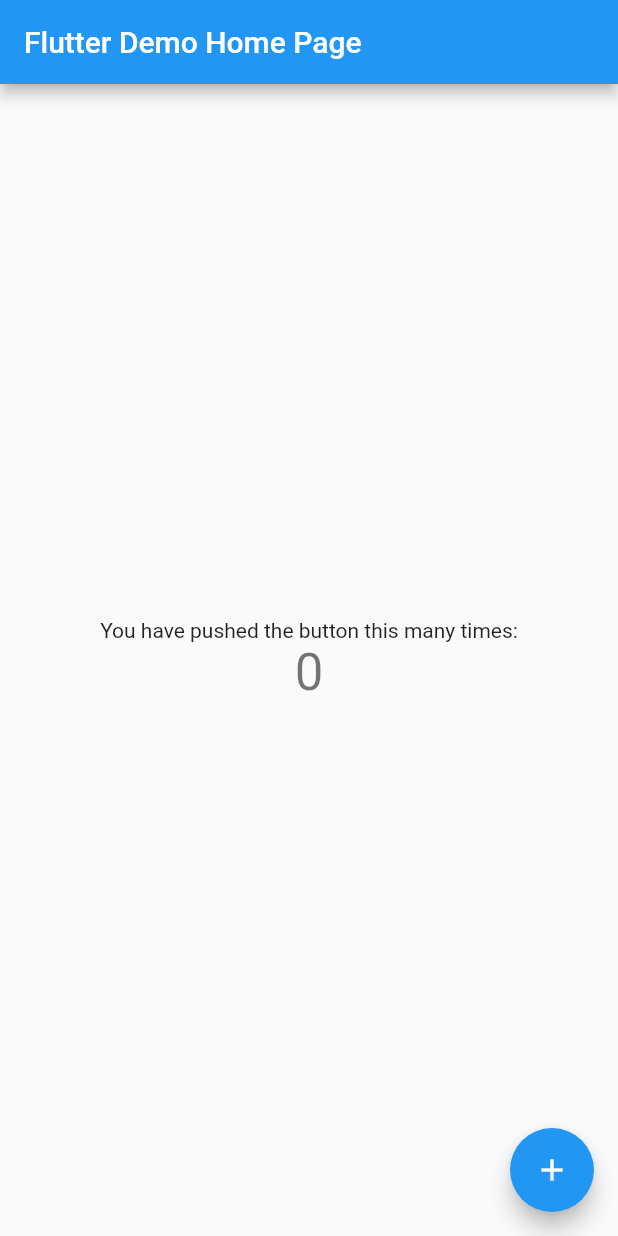
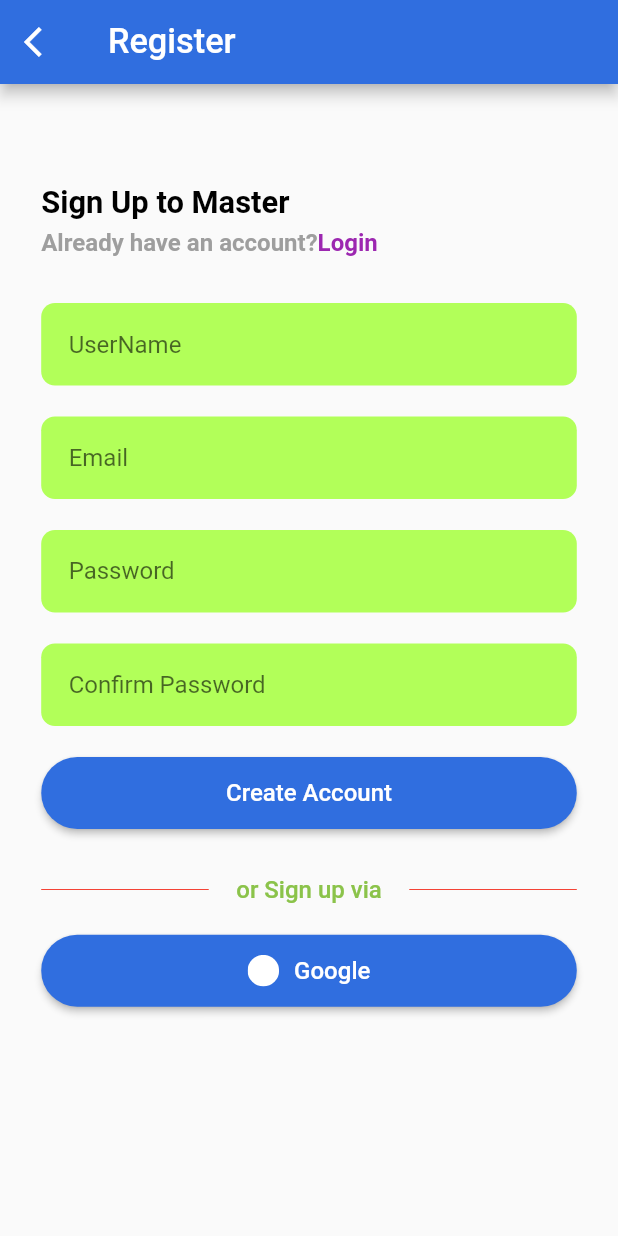
Before and after one commit to luyendao29/Pixel_Perfect_Responsive, a Flutter app: the screen it shows after launch, on a phone screen of 412 x 824 dp. Run offline on Flutter 3.47's test engine with Material 2 defaults, Android fonts, the phone set to English and light mode, and no system bars; our stand-ins replace flutter_screenutil, flutter_svg, styled_widget.

Commit message:
create Login Screen UI using framwork Fultter fix size Screen

```diff
--- a/pixel_perfect_responsive/lib/main.dart
+++ b/pixel_perfect_responsive/lib/main.dart
@@ -1,4 +1,7 @@
 import 'package:flutter/material.dart';
+import 'package:flutter_screenutil/flutter_screenutil.dart';
+import 'package:pixel_perfect_responsive/widget/finos_button.dart';
+import 'package:styled_widget/styled_widget.dart';
 
 void main() {
   runApp(const MyApp());
@@ -10,36 +13,22 @@
   // This widget is the root of your application.
   @override
   Widget build(BuildContext context) {
-    return MaterialApp(
-      title: 'Flutter Demo',
-      theme: ThemeData(
-        // This is the theme of your application.
-        //
-        // Try running your application with "flutter run". You'll see the
-        // application has a blue toolbar. Then, without quitting the app, try
-        // changing the primarySwatch below to Colors.green and then invoke
-        // "hot reload" (press "r" in the console where you ran "flutter run",
-        // or simply save your changes to "hot reload" in a Flutter IDE).
-        // Notice that the counter didn't reset back to zero; the application
-        // is not restarted.
-        primarySwatch: Colors.blue,
+    return ScreenUtilInit(
+      builder: () => MaterialApp(
+        title: 'Flutter Demo',
+        theme: ThemeData(
+          primarySwatch: Colors.blue,
+        ),
+        home: const MyHomePage(title: 'Flutter Demo Home Page'),
+        debugShowCheckedModeBanner: false,
       ),
-      home: const MyHomePage(title: 'Flutter Demo Home Page'),
+      designSize: const Size(360, 640),
     );
   }
 }
 
 class MyHomePage extends StatefulWidget {
   const MyHomePage({Key? key, required this.title}) : super(key: key);
-
-  // This widget is the home page of your application. It is stateful, meaning
-  // that it has a State object (defined below) that contains fields that affect
-  // how it looks.
-
-  // This class is the configuration for the state. It holds the values (in this
-  // case the title) provided by the parent (in this case the App widget) and
-  // used by the build method of the State. Fields in a Widget subclass are
-  // always marked "final".
 
   final String title;
 
@@ -48,68 +37,79 @@
 }
 
 class _MyHomePageState extends State<MyHomePage> {
-  int _counter = 0;
-
-  void _incrementCounter() {
-    setState(() {
-      // This call to setState tells the Flutter framework that something has
-      // changed in this State, which causes it to rerun the build method below
-      // so that the display can reflect the updated values. If we changed
-      // _counter without calling setState(), then the build method would not be
-      // called again, and so nothing would appear to happen.
-      _counter++;
-    });
-  }
 
   @override
   Widget build(BuildContext context) {
-    // This method is rerun every time setState is called, for instance as done
-    // by the _incrementCounter method above.
-    //
-    // The Flutter framework has been optimized to make rerunning build methods
-    // fast, so that you can just rebuild anything that needs updating rather
-    // than having to individually change instances of widgets.
     return Scaffold(
       appBar: AppBar(
-        // Here we take the value from the MyHomePage object that was created by
-        // the App.build method, and use it to set our appbar title.
-        title: Text(widget.title),
+        title: Text('Register', style: TextStyle(fontSize: 20.sp),),
+        backgroundColor: const Color(0xFF306EDF),
+        leading: const Icon(Icons.arrow_back_ios),
       ),
-      body: Center(
-        // Center is a layout widget. It takes a single child and positions it
-        // in the middle of the parent.
+      body: SafeArea(
         child: Column(
-          // Column is also a layout widget. It takes a list of children and
-          // arranges them vertically. By default, it sizes itself to fit its
-          // children horizontally, and tries to be as tall as its parent.
-          //
-          // Invoke "debug painting" (press "p" in the console, choose the
-          // "Toggle Debug Paint" action from the Flutter Inspector in Android
-          // Studio, or the "Toggle Debug Paint" command in Visual Studio Code)
-          // to see the wireframe for each widget.
-          //
-          // Column has various properties to control how it sizes itself and
-          // how it positions its children. Here we use mainAxisAlignment to
-          // center the children vertically; the main axis here is the vertical
-          // axis because Columns are vertical (the cross axis would be
-          // horizontal).
-          mainAxisAlignment: MainAxisAlignment.center,
-          children: <Widget>[
-            const Text(
-              'You have pushed the button this many times:',
+          crossAxisAlignment: CrossAxisAlignment.start,
+          // mainAxisAlignment: MainAxisAlignment.center,
+          children: [
+            SizedBox(height: 52.h),
+            const Text('Sign Up to Master').fontSize(18.sp).fontWeight(FontWeight.w700).textColor(Colors.black),
+            SizedBox(height: 4.h),
+            Wrap(
+              children: [
+                const Text('Already have an account?').fontWeight(FontWeight.w700).textColor(Colors.grey).fontSize(14.sp),
+                const Text('Login').fontWeight(FontWeight.w700).textColor(Colors.purple).fontSize(14.sp),
+              ],
             ),
-            Text(
-              '$_counter',
-              style: Theme.of(context).textTheme.headline4,
-            ),
-          ],
-        ),
+            SizedBox(height: 24.h),
+            const _buidTextField(hint: 'UserName'),
+            SizedBox(height: 16.h),
+            const _buidTextField(hint: 'Email'),
+            SizedBox(height: 16.h),
+            const _buidTextField(hint: 'Password'),
+            SizedBox(height: 16.h),
+            const _buidTextField(hint: 'Confirm Password'),
+            SizedBox(height: 16.h),
+            FinOSButton(text: 'Create Account', colorBackground: const Color(0xFF306EDF), onPressed: () {}),
+            Row(
+              children: [
+                Expanded(child: const Divider(color: Colors.red,)),
+                SizedBox(width: 16.w),
+                const Text('or Sign up via').fontWeight(FontWeight.w500).textColor(Colors.lightGreen).fontSize(14.sp),
+                SizedBox(width: 16.w),
+                const Expanded(child: Divider(color: Colors.red,)),
+              ],
+            ).padding(top: 24.h),
+            FinOSButton(text: 'Google', colorBackground: const Color(0xFF306EDF), onPressed: () {}, iconPath: 'assets/icons/vietnam.svg',).padding(top: 16.h),
+        ],).padding(horizontal: 24.w),
       ),
-      floatingActionButton: FloatingActionButton(
-        onPressed: _incrementCounter,
-        tooltip: 'Increment',
-        child: const Icon(Icons.add),
-      ), // This trailing comma makes auto-formatting nicer for build methods.
     );
   }
 }
+
+class _buidTextField extends StatelessWidget {
+  final String hint;
+
+  const _buidTextField({
+    Key? key, required this.hint,
+  }) : super(key: key);
+
+  @override
+  Widget build(BuildContext context) {
+    return TextField(
+      decoration: InputDecoration(
+        border: OutlineInputBorder(
+          borderRadius: BorderRadius.circular(8.r),
+          borderSide: const BorderSide(color: Colors.transparent, width: 0),
+        ),
+        enabledBorder: OutlineInputBorder(
+          borderRadius: BorderRadius.circular(8.r),
+          borderSide: const BorderSide(color: Colors.transparent, width: 0),
+        ),
+        contentPadding: EdgeInsets.symmetric(horizontal: 16.w, vertical: 14.h),
+        filled: true,
+        fillColor: Colors.lightGreenAccent,
+        hintText: hint,
+      ),
+    );
+  }
+}
--- /dev/null
+++ b/pixel_perfect_responsive/lib/widget/finos_button.dart
@@ -0,0 +1,94 @@
+import 'package:flutter/material.dart';
+import 'package:flutter_svg/flutter_svg.dart';
+
+class FinOSButton extends StatelessWidget {
+  final String text;
+  final String iconPath;
+  final Color colorBackground;
+  final Color colorBorder;
+  final Color? colorTitleButton;
+  final double height;
+  final double width;
+  final double fonSize;
+  final double cornerRadius;
+  final Color colorBackgroundDisable;
+  final Color colorBorderDisable;
+  final Color colorTitleDisable;
+  final Color colorIcons;
+  final Color colorIconsDisable;
+  final VoidCallback onPressed;
+  final String? packageName;
+  bool isActive;
+
+  FinOSButton(
+      {Key? key,
+      required this.text,
+      this.iconPath = "",
+      required this.colorBackground,
+      this.colorTitleButton,
+      required this.onPressed,
+      this.colorBorder = Colors.transparent,
+      this.width = 200,
+      this.height = 48,
+      this.fonSize = 16,
+      this.cornerRadius = 30,
+      this.colorBackgroundDisable = Colors.grey,
+      this.colorBorderDisable = Colors.transparent,
+      this.colorTitleDisable = Colors.white,
+      this.colorIcons = Colors.white,
+      this.colorIconsDisable = Colors.white,
+      this.packageName,
+      this.isActive = true})
+      : super(key: key);
+
+  @override
+  Widget build(BuildContext context) {
+    return ElevatedButton(
+        onPressed: (isActive) ? onPressed : null,
+        style: _buildStyleButton(),
+        child: Row(
+          mainAxisAlignment: MainAxisAlignment.center,
+          children: [
+            _buildIconButton(),
+            SizedBox(
+              width: iconPath.isEmpty ? 0 : 10,
+            ),
+            Text(
+              text,
+              style: _buildStyleTitle(),
+            ),
+          ],
+        ));
+  }
+
+  TextStyle _buildStyleTitle() {
+    return TextStyle(
+        fontSize: fonSize,
+        color:
+            (isActive) ? colorTitleButton ?? Colors.white : colorTitleDisable,
+        fontWeight: FontWeight.w500);
+  }
+
+  ButtonStyle _buildStyleButton() {
+    return ElevatedButton.styleFrom(
+        primary: (isActive) ? colorBackground : colorBackgroundDisable,
+        shape: RoundedRectangleBorder(
+          side: BorderSide(
+            width: 1.0,
+            color: (isActive) ? colorBorder : colorBorderDisable,
+          ),
+          borderRadius: BorderRadius.circular(cornerRadius),
+        ),
+        minimumSize: Size(width, height));
+  }
+
+  Widget _buildIconButton() {
+    return (iconPath.isNotEmpty)
+        ? SvgPicture.asset(
+            iconPath,
+            package: packageName,
+            color: (isActive) ? colorIcons : colorIconsDisable,
+          )
+        : const SizedBox();
+  }
+}
```
Also changed, not shown: pixel_perfect_responsive/pubspec.yaml (+5 -3 lines), pixel_perfect_responsive/assets/icons/Vector.svg (added), pixel_perfect_responsive/assets/icons/vietnam.svg (added).
